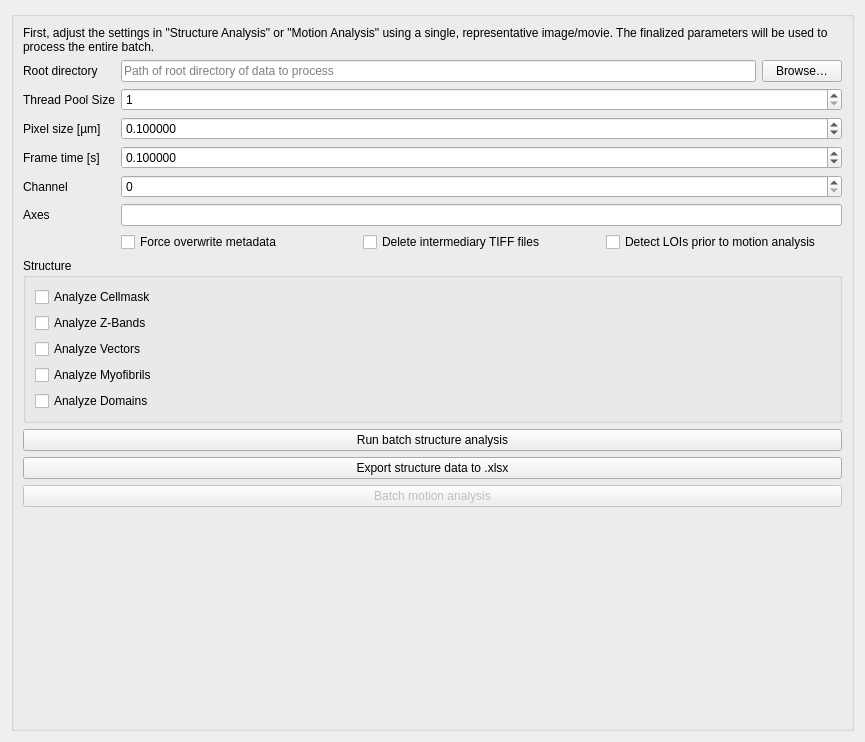
danihae/SarcAsM, file sarcasm_app/ui-files/parameters_batch_processing.ui: the form before one commit.
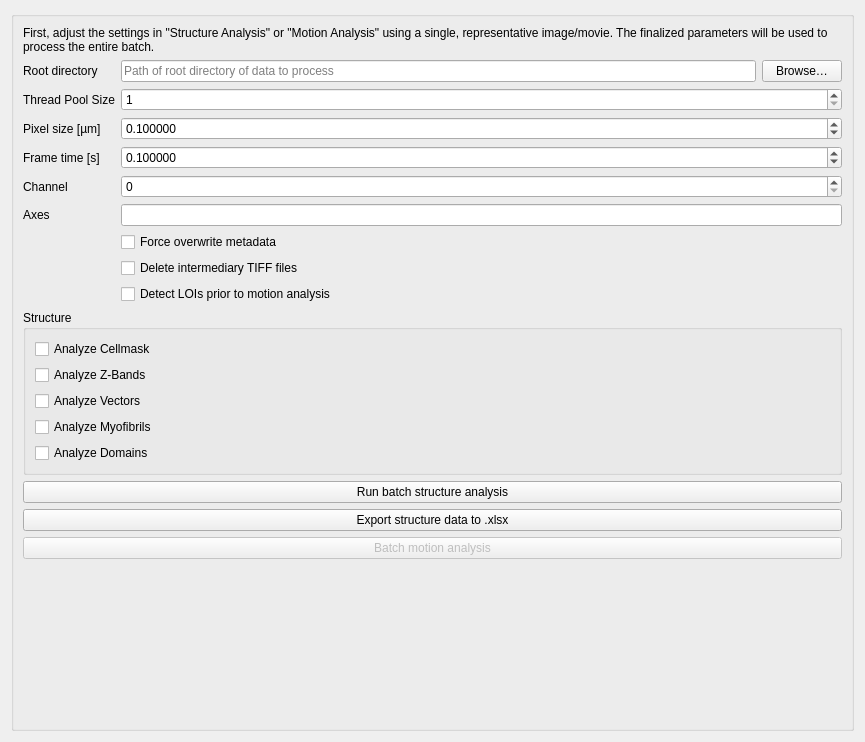
The form after the commit.

Commit message: fix(gui): make the parameter dock usable at narrow widths

The edit to the form file:
```diff
--- a/sarcasm_app/ui-files/parameters_batch_processing.ui
+++ b/sarcasm_app/ui-files/parameters_batch_processing.ui
@@ -154,7 +154,7 @@
        <widget class="QLineEdit" name="le_batch_axes"/>
       </item>
       <item row="7" column="1">
-       <layout class="QHBoxLayout" name="horizontalLayout">
+       <layout class="QVBoxLayout" name="verticalLayout">
         <item>
          <widget class="QCheckBox" name="chk_force_override">
           <property name="toolTip">
```
The commit also changes 3 other files.
